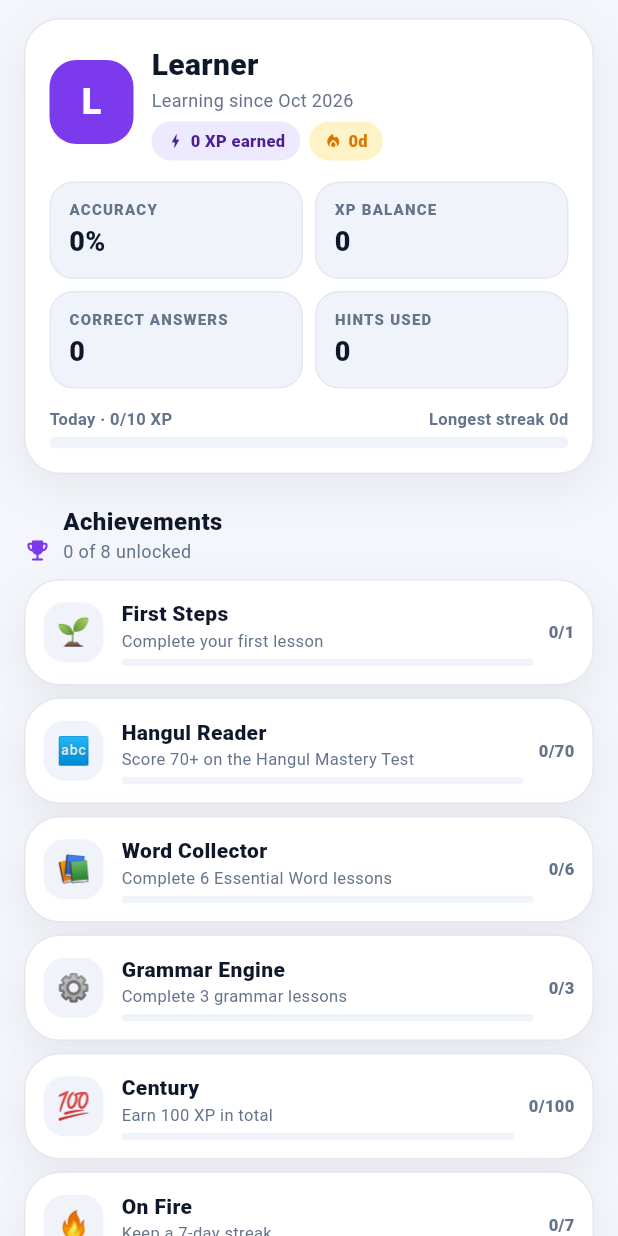
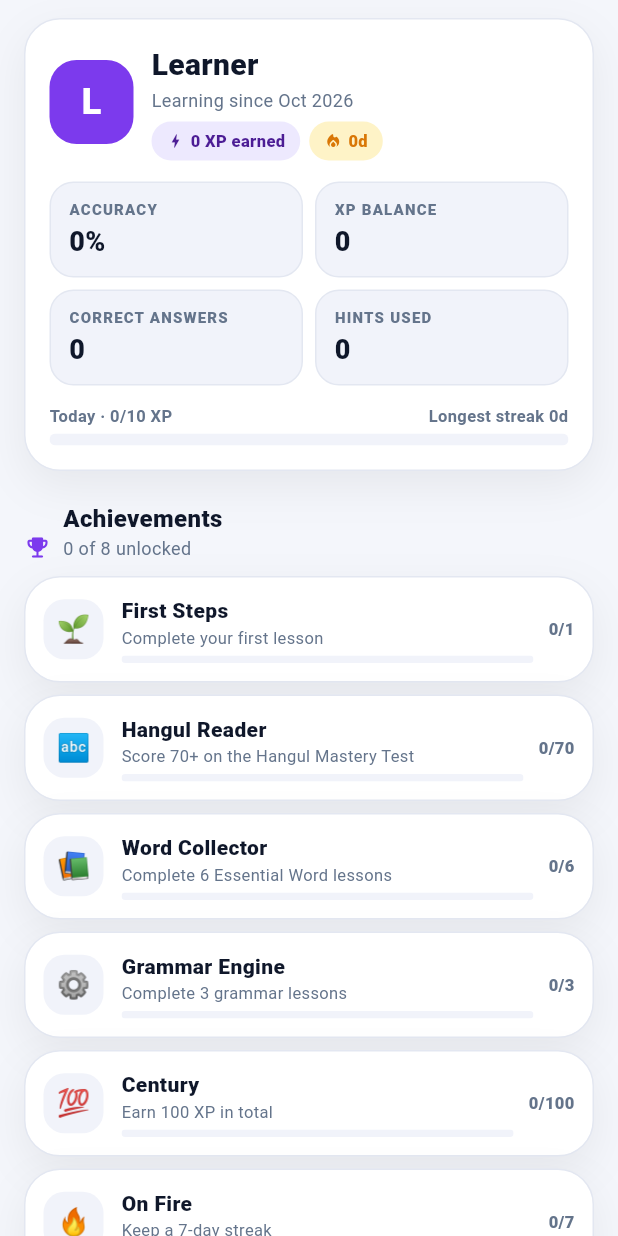
Before and after one commit to seyedmohammadsinahosseini/hangul-quest, a Flutter app: the ProfileScreen widget shown alone on an empty page, opened directly, on a phone screen of 412 x 824 dp. Run offline on Flutter 3.47's test engine with Material 3 defaults, Android fonts, the phone set to English and light mode, and no system bars; our stand-ins replace flutter_tts, shared_preferences; accounts and stored records are empty.

Commit message:
fix(mobile): stop the profile stats from overflowing
GridView.count's fixed childAspectRatio gave each stat tile a height derived
from the screen width, which is shorter than its content on narrow screens and
at font scales above 1.0 — the reported "BOTTOM OVERFLOWED BY 3.1 PIXELS".

- add EvenGrid/StatGrid: equal columns, row height driven by content
- let the Today/longest-streak row, achievement cards, answer tiles and
  alphabet tiles shrink or ellipsize instead of overflowing
- show the written word when a device cannot speak a listening question, with
  a Show text toggle even when audio works

```diff
--- a/mobile/lib/screens/profile_screen.dart
+++ b/mobile/lib/screens/profile_screen.dart
@@ -70,26 +70,34 @@ class _ProfileScreenState extends State<ProfileScreen> {
                 ],
               ),
               const SizedBox(height: 14),
-              GridView.count(
-                crossAxisCount: 2,
-                shrinkWrap: true,
-                physics: const NeverScrollableScrollPhysics(),
-                mainAxisSpacing: 8,
-                crossAxisSpacing: 8,
-                childAspectRatio: 2.6,
-                children: [
-                  StatTile('Accuracy', '${p.accuracy}%'),
-                  StatTile('XP balance', '${p.xpBalance}'),
-                  StatTile('Correct answers', '${p.correctAnswers}'),
-                  StatTile('Hints used', '${p.hintsUsed}'),
-                ],
-              ),
+              StatGrid([
+                StatTile('Accuracy', '${p.accuracy}%'),
+                StatTile('XP balance', '${p.xpBalance}'),
+                StatTile('Correct answers', '${p.correctAnswers}'),
+                StatTile('Hints used', '${p.hintsUsed}'),
+              ]),
               const SizedBox(height: 12),
               Row(
                 mainAxisAlignment: MainAxisAlignment.spaceBetween,
                 children: [
-                  Text('Today · ${p.xpToday}/${p.dailyGoal} XP', style: TextStyle(fontSize: 11, fontWeight: FontWeight.w700, color: context.hq.muted)),
-                  Text('Longest streak ${p.longestStreak}d', style: TextStyle(fontSize: 11, fontWeight: FontWeight.w700, color: context.hq.muted)),
+                  Flexible(
+                    child: Text(
+                      'Today · ${p.xpToday}/${p.dailyGoal} XP',
+                      maxLines: 1,
+                      overflow: TextOverflow.ellipsis,
+                      style: TextStyle(fontSize: 11, fontWeight: FontWeight.w700, color: context.hq.muted),
+                    ),
+                  ),
+                  const SizedBox(width: 8),
+                  Flexible(
+                    child: Text(
+                      'Longest streak ${p.longestStreak}d',
+                      maxLines: 1,
+                      overflow: TextOverflow.ellipsis,
+                      textAlign: TextAlign.end,
+                      style: TextStyle(fontSize: 11, fontWeight: FontWeight.w700, color: context.hq.muted),
+                    ),
+                  ),
                 ],
               ),
               const SizedBox(height: 4),
```
Also changed, not shown: mobile/lib/screens/home_screen.dart (+14 -14 lines), mobile/lib/screens/lesson_screen.dart (+50 -22 lines).
